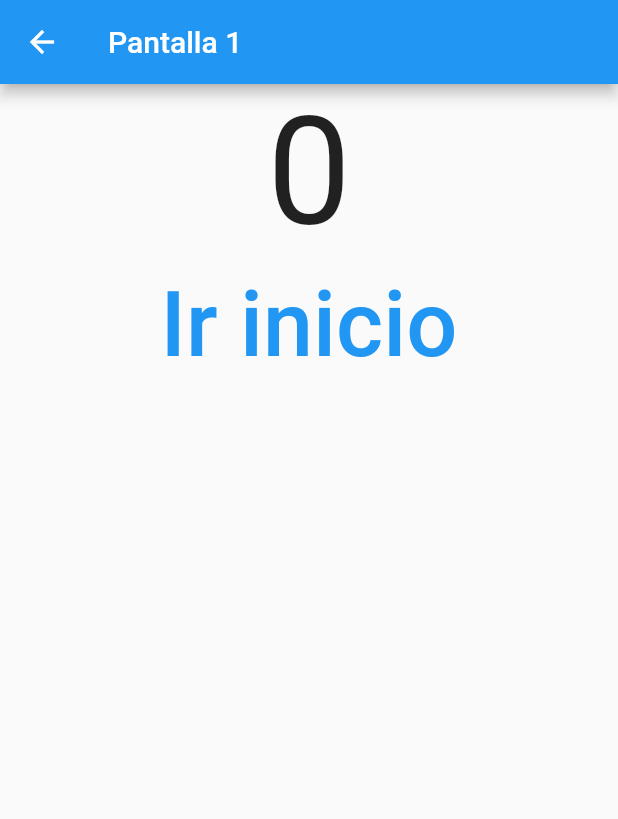
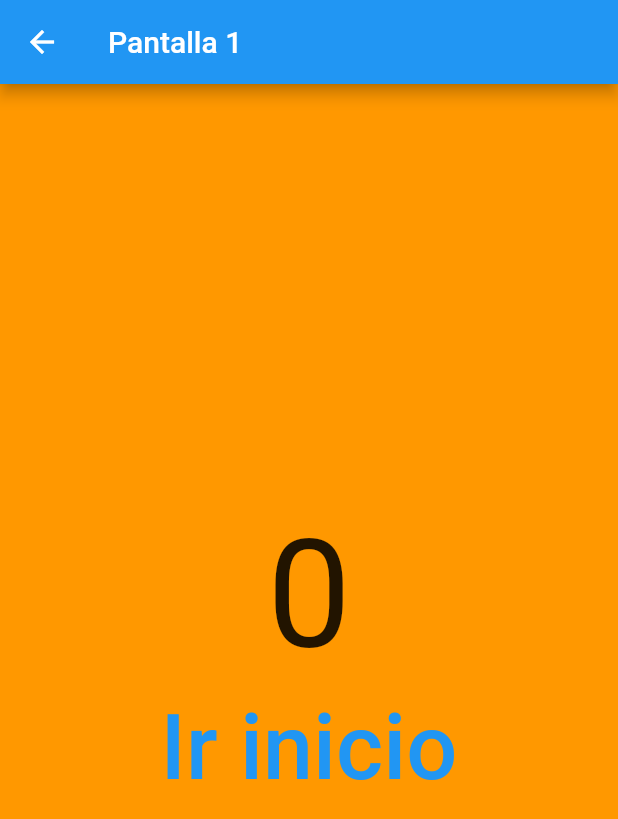
Before and after one commit to AlvaroLoma/practicaroutes, a Flutter app: the screen it shows after launch, after a tap on an icon or button, on a phone screen of 412 x 824 dp. Shown: the top 819 px of the screen. Run offline on Flutter 3.47's test engine with Material 2 defaults, Android fonts, the phone set to English and light mode, and no system bars.

```diff
--- a/lib/main.dart
+++ b/lib/main.dart
@@ -11,8 +11,23 @@ class MyApp extends StatelessWidget {
   @override
   Widget build(BuildContext context) {
     return MaterialApp(
-      routes: {
-        '/pantalla1': (context) => pantalla1()
+      onGenerateRoute:(settings) {
+
+        var uri = Uri.parse(settings.name ??'/');//si es nulo asigna la por defecto
+        if (uri.pathSegments.length == 2 && uri.pathSegments.first == 'navegate') {
+
+          var index = int.parse(uri.pathSegments[1]);
+
+          if(index % 2==0){//pantalla 1
+            return MaterialPageRoute(builder: (context) => pantalla1(id: index,));
+
+          }else{//pantalla2
+            return MaterialPageRoute(builder: (context) => pantalla2(id: index,));
+          }
+
+        }
+        return MaterialPageRoute(builder: (context) => const MyHomePage(title: ''));
+
       },
       title: 'Flutter Demo',
       theme: ThemeData(
@@ -52,7 +67,7 @@ class _MyHomePageState extends State<MyHomePage> {
                 ListTile(
                   title: Text("$index", textAlign: TextAlign.center,style:  TextStyle(fontSize: 30),),
                   onTap: ()=>{
-                    Navigator.pushNamed(context, '/pantalla1',arguments: index)
+                    Navigator.pushNamed(context, '/navegate/$index',arguments: index)
                   },
                 );
             },
@@ -70,32 +85,90 @@ class _MyHomePageState extends State<MyHomePage> {
 }
 
 class pantalla1 extends StatefulWidget {
+  int id;
 
-
+  pantalla1({
+    required this.id,
+  });
   @override
-  _pantalla1State createState() => _pantalla1State();
+  _pantalla1State createState() => _pantalla1State( id: this.id);
 }
 
 class _pantalla1State extends State<pantalla1> {
+  int id;
+  _pantalla1State({
+    required this.id
+  });
+
   @override
   Widget build(BuildContext context) {
-    int number=ModalRoute.of(context)?.settings.arguments as int;
+
     return Scaffold(
       appBar: AppBar(
 
         title: Text("Pantalla 1"),
       ),
-      body: Center(
-        child: Column(
+      body: Container(
+        color: Colors.orange,
+        child: Row(
+            mainAxisAlignment: MainAxisAlignment.center,
+          children:[
+            Column(
+              mainAxisAlignment: MainAxisAlignment.center,
             children: [
-            Text("$number", style:  const TextStyle(fontSize: 100),),
+              Text("$id", style:  const TextStyle(fontSize: 100),),
               TextButton(onPressed: () {Navigator.pop(context);},
                 child: const Text("Ir inicio", style:  TextStyle(fontSize: 60),),
               ),
 
             ],
           ),
+        ]),
       ),
     );
   }
 }
+
+
+class pantalla2 extends StatefulWidget {
+  int id;
+  pantalla2({
+    required this.id
+  });
+
+  @override
+  _pantalla2State createState() => _pantalla2State(id: this.id);
+}
+
+class _pantalla2State extends State<pantalla2> {
+  int id;
+  _pantalla2State({
+    required this.id
+  });
+  @override
+  Widget build(BuildContext context) {
+
+    return Scaffold(
+      appBar: AppBar(
+
+        title: Text("Pantalla 2"),
+      ),
+      body: Container(
+        color: Colors.green,
+        child: Row(
+          mainAxisAlignment: MainAxisAlignment.center,
+          children:[ Column(
+            mainAxisAlignment: MainAxisAlignment.center,
+            mainAxisSize: MainAxisSize.max,
+            children: [
+              Text("$id", style:  const TextStyle(fontSize: 100),),
+              TextButton(onPressed: () {Navigator.pop(context);},
+                child: const Text("Ir inicio", style:  TextStyle(fontSize: 60),),
+              ),
+            ],
+          ),
+        ]),
+      ),
+    );
+  }
+}
```
Lines whose indentation alone changed are shown as unchanged.
